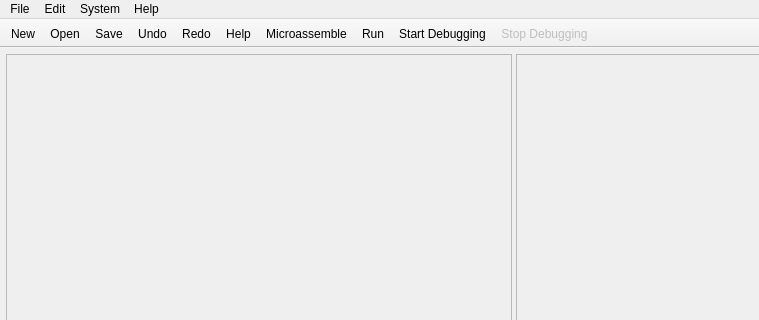
StanWarford/pep8cpu, file mainwindow.ui: the form before one commit; both pictures show x 0 to 759 and y 0 to 320 of the 1035 by 742 pixel window.
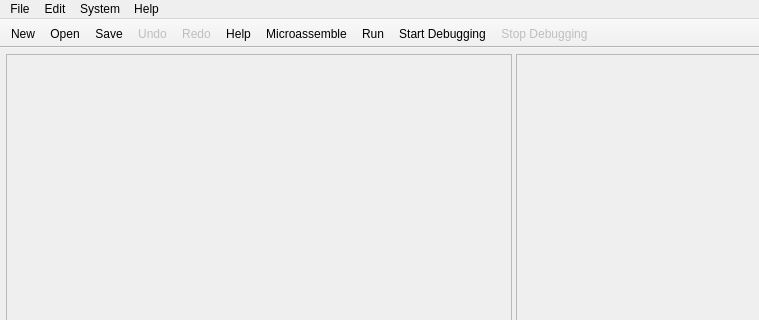
The form after the commit. Icons and pictures are not drawn.

Patch:
```diff
--- a/mainwindow.ui
+++ b/mainwindow.ui
@@ -131,6 +131,9 @@
    <addaction name="menuHelp"/>
   </widget>
   <widget class="QToolBar" name="mainToolBar">
+   <property name="enabled">
+    <bool>true</bool>
+   </property>
    <property name="movable">
     <bool>false</bool>
    </property>
@@ -226,6 +229,9 @@
    </property>
   </action>
   <action name="actionEdit_Undo">
+   <property name="enabled">
+    <bool>false</bool>
+   </property>
    <property name="icon">
     <iconset resource="pep8cpuresources.qrc">
      <normaloff>:/images/undo.png</normaloff>:/images/undo.png</iconset>
@@ -241,6 +247,9 @@
    </property>
   </action>
   <action name="actionEdit_Redo">
+   <property name="enabled">
+    <bool>false</bool>
+   </property>
    <property name="icon">
     <iconset resource="pep8cpuresources.qrc">
      <normaloff>:/images/redo.png</normaloff>:/images/redo.png</iconset>
```
